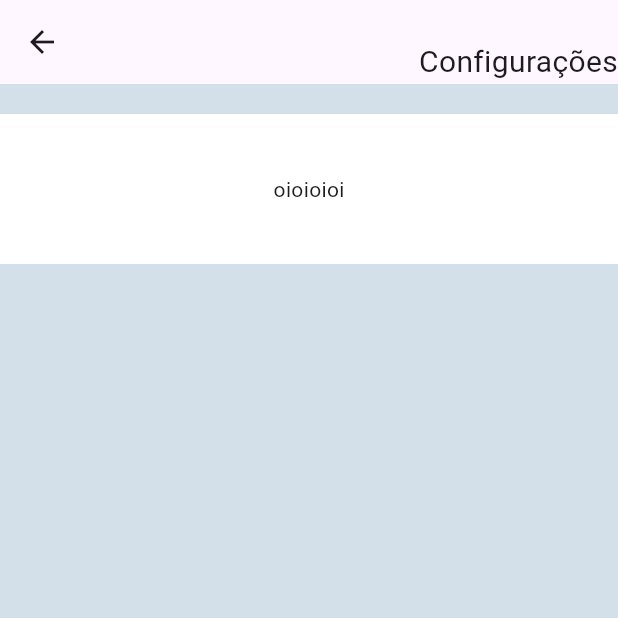
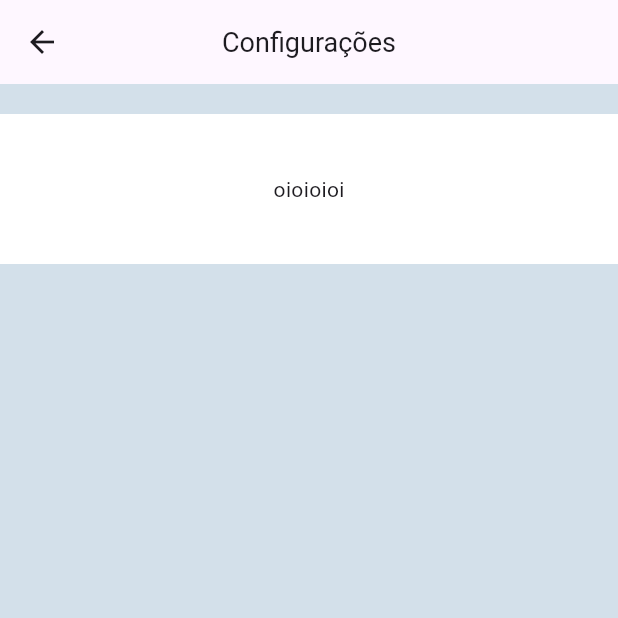
Before and after one commit to AmeMeida/tcc-da-lua, a Flutter app: the Config screen opened directly, on a phone screen of 412 x 824 dp, the top half of it. Run offline on Flutter 3.47's test engine with Material 3 defaults, Android fonts, the light colour scheme and no system bars; our stand-ins replace flutter_map, latlong2.

Commit message:
relaxa cat to trabalhando

```diff
--- a/tccmobile/lib/config/config.dart
+++ b/tccmobile/lib/config/config.dart
@@ -14,16 +14,11 @@ class _ConfigState extends State<Config> {
   Widget build(BuildContext context) {
     return  Scaffold(
       appBar: AppBar(
+        centerTitle: true,
+        title: Text("Configurações", style: TextStyle(fontSize: 18),),
         actions: [
           Padding(
             padding: EdgeInsets.only(top: 16),
-            child: Column(
-              mainAxisAlignment: MainAxisAlignment.end,
-              crossAxisAlignment: CrossAxisAlignment.center,
-              children: [
-                Text("Configurações", style: TextStyle(fontSize: 20))
-              ]
-            )
           )
         ]
       ),
--- a/tccmobile/lib/onibus.dart
+++ b/tccmobile/lib/onibus.dart
@@ -67,7 +67,7 @@ class _OnibusState extends State<Onibus> {
                     alignment: Alignment.centerRight,
                     width: 300,
                     child: DropdownButton<Rota>(
-                      dropdownColor: Colors.white,
+                      dropdownColor: Cores.brancoCerto,
                       borderRadius: BorderRadius.circular(10),
                       value: _selectedRota,
                       items: _rotas
@@ -92,7 +92,7 @@ class _OnibusState extends State<Onibus> {
             ),
             //Menu
             drawer: Drawer(
-              backgroundColor: Colors.white,
+              backgroundColor: Cores.brancoCerto,
               child: ListView(padding: EdgeInsets.zero, children: <Widget>[
                 DrawerHeader(
                   child: Row(
@@ -266,7 +266,7 @@ class _OnibusState extends State<Onibus> {
                           context: context,
                           builder: (BuildContext context) {
                             return AlertDialog(
-                              backgroundColor: Colors.white,
+                              backgroundColor: Cores.brancoCerto,
                               title: Text('Carteira',
                                   style: TextStyle(
                                       color: Cores.azul,
```
Also changed, not shown: tccmobile/lib/login.dart (+2 -6 lines), tccmobile/lib/lugar.dart (+22 -0 lines), tccmobile/lib/main.dart (+9 -4 lines).
